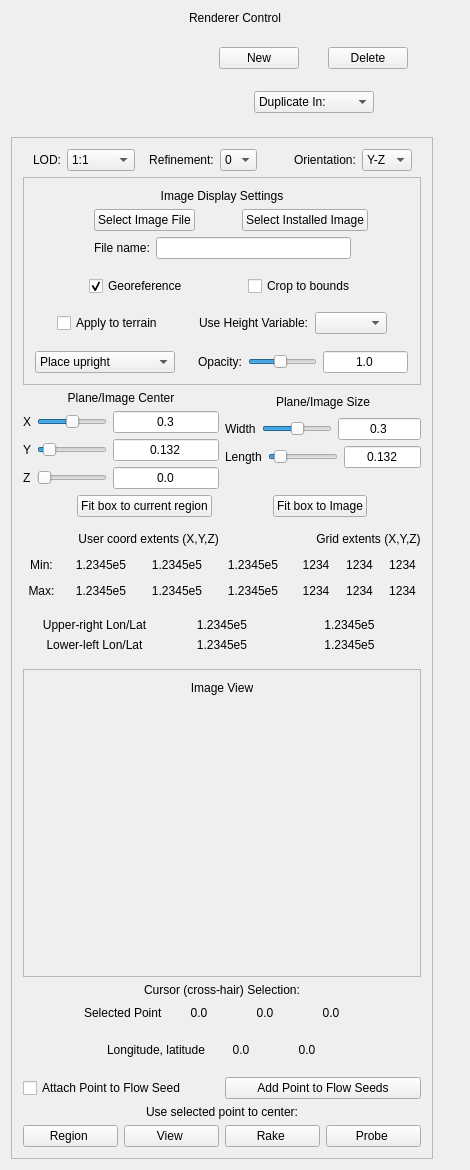
Before: the Qt Designer form apps/vaporgui/guis/ui/twoDimagetab.ui in yyr/vapor, drawn with Qt 5.
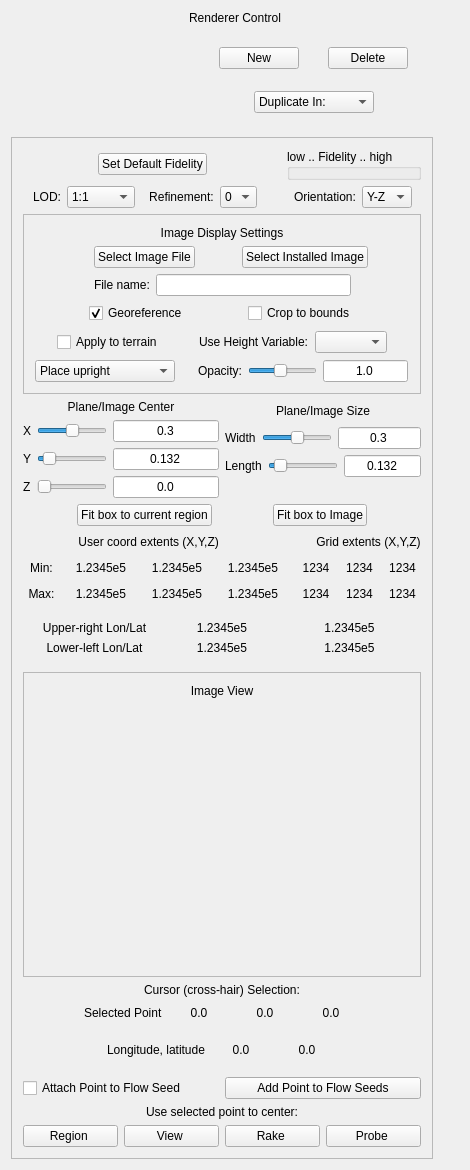
After: the same form once the commit is applied. Custom widgets are drawn as their Qt base class.

Commit message: Changes to Fidelity implemented in all the relevant params and eventrouter classes.  Plus, session save/restore.

What changed in the file:
```diff
--- a/apps/vaporgui/guis/ui/twoDimagetab.ui
+++ b/apps/vaporgui/guis/ui/twoDimagetab.ui
@@ -289,6 +289,75 @@
         <item>
          <layout class="QVBoxLayout" name="verticalLayout">
           <item>
+           <spacer name="spacer106">
+            <property name="orientation">
+             <enum>Qt::Vertical</enum>
+            </property>
+            <property name="sizeType">
+             <enum>QSizePolicy::Expanding</enum>
+            </property>
+            <property name="sizeHint" stdset="0">
+             <size>
+              <width>20</width>
+              <height>16</height>
+             </size>
+            </property>
+           </spacer>
+          </item>
+          <item>
+           <layout class="QVBoxLayout" name="verticalLayout_12">
+            <item>
+             <layout class="QHBoxLayout" name="fidelityLayout">
+              <item>
+               <spacer name="horizontalSpacer_15">
+                <property name="orientation">
+                 <enum>Qt::Horizontal</enum>
+                </property>
+                <property name="sizeHint" stdset="0">
+                 <size>
+                  <width>40</width>
+                  <height>20</height>
+                 </size>
+                </property>
+               </spacer>
+              </item>
+              <item>
+               <widget class="QPushButton" name="fidelityDefaultButton">
+                <property name="toolTip">
+                 <string>&lt;!DOCTYPE HTML PUBLIC &quot;-//W3C//DTD HTML 4.0//EN&quot; &quot;http://www.w3.org/TR/REC-html40/strict.dtd&quot;&gt;
+&lt;html&gt;&lt;head&gt;&lt;meta name=&quot;qrichtext&quot; content=&quot;1&quot; /&gt;&lt;style type=&quot;text/css&quot;&gt;
+p, li { white-space: pre-wrap; }
+&lt;/style&gt;&lt;/head&gt;&lt;body style=&quot; font-family:'MS Shell Dlg 2'; font-size:8pt; font-weight:400; font-style:normal;&quot;&gt;
+&lt;p style=&quot; margin-top:0px; margin-bottom:0px; margin-left:0px; margin-right:0px; -qt-block-indent:0; text-indent:0px;&quot;&gt;Click to set default Fidelity to current LOD and Refinement levels.  The default can optionally be saved in user preferences.&lt;/p&gt;&lt;/body&gt;&lt;/html&gt;</string>
+                </property>
+                <property name="text">
+                 <string>Set Default Fidelity</string>
+                </property>
+               </widget>
+              </item>
+              <item>
+               <spacer name="horizontalSpacer_3">
+                <property name="orientation">
+                 <enum>Qt::Horizontal</enum>
+                </property>
+                <property name="sizeHint" stdset="0">
+                 <size>
+                  <width>40</width>
+                  <height>20</height>
+                 </size>
+                </property>
+               </spacer>
+              </item>
+              <item>
+               <widget class="QGroupBox" name="fidelityBox">
+                <property name="title">
+                 <string>low .. Fidelity .. high</string>
+                </property>
+               </widget>
+              </item>
+             </layout>
+            </item>
+            <item>
            <layout class="QHBoxLayout" name="horizontalLayout">
             <item>
              <spacer name="spacer59_3">
@@ -498,21 +567,7 @@
             </item>
            </layout>
           </item>
-          <item>
-           <spacer name="spacer106">
-            <property name="orientation">
-             <enum>Qt::Vertical</enum>
-            </property>
-            <property name="sizeType">
-             <enum>QSizePolicy::Expanding</enum>
-            </property>
-            <property name="sizeHint" stdset="0">
-             <size>
-              <width>20</width>
-              <height>16</height>
-             </size>
-            </property>
-           </spacer>
+           </layout>
           </item>
           <item>
            <widget class="QFrame" name="imageFrame">
```
Lines whose indentation alone changed are shown as unchanged. The commit also changes 39 other files.
